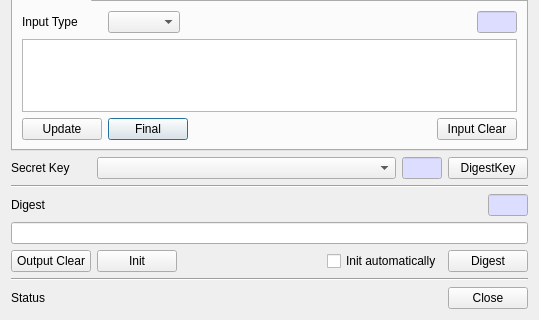
This is CryptokiMan/digest_dlg.ui in jykim74/CryptokiMan as Qt 5 draws it before an edit; both pictures show x 0 to 539 and y 166 to 486 of the 539 by 486 pixel window. The edited form follows.
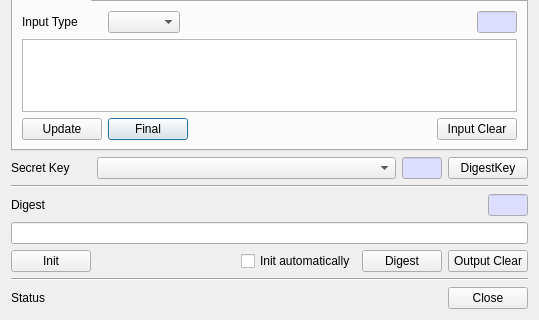
This is the edited form. The open tabs and pages were chosen to show the change.

What changed in the file:
```diff
--- a/CryptokiMan/digest_dlg.ui
+++ b/CryptokiMan/digest_dlg.ui
@@ -1079,13 +1079,6 @@
      <property name="bottomMargin">
       <number>0</number>
      </property>
-     <item>
-      <widget class="QPushButton" name="mOutputClearBtn">
-       <property name="text">
-        <string>Output Clear</string>
-       </property>
-      </widget>
-     </item>
      <item>
       <widget class="QPushButton" name="mInitBtn">
        <property name="text">
@@ -1120,6 +1113,13 @@
        </property>
       </widget>
      </item>
+     <item>
+      <widget class="QPushButton" name="mOutputClearBtn">
+       <property name="text">
+        <string>Output Clear</string>
+       </property>
+      </widget>
+     </item>
     </layout>
    </item>
    <item>
```
Left out of the diff: 2 changed lines with no effect on the pictures.
